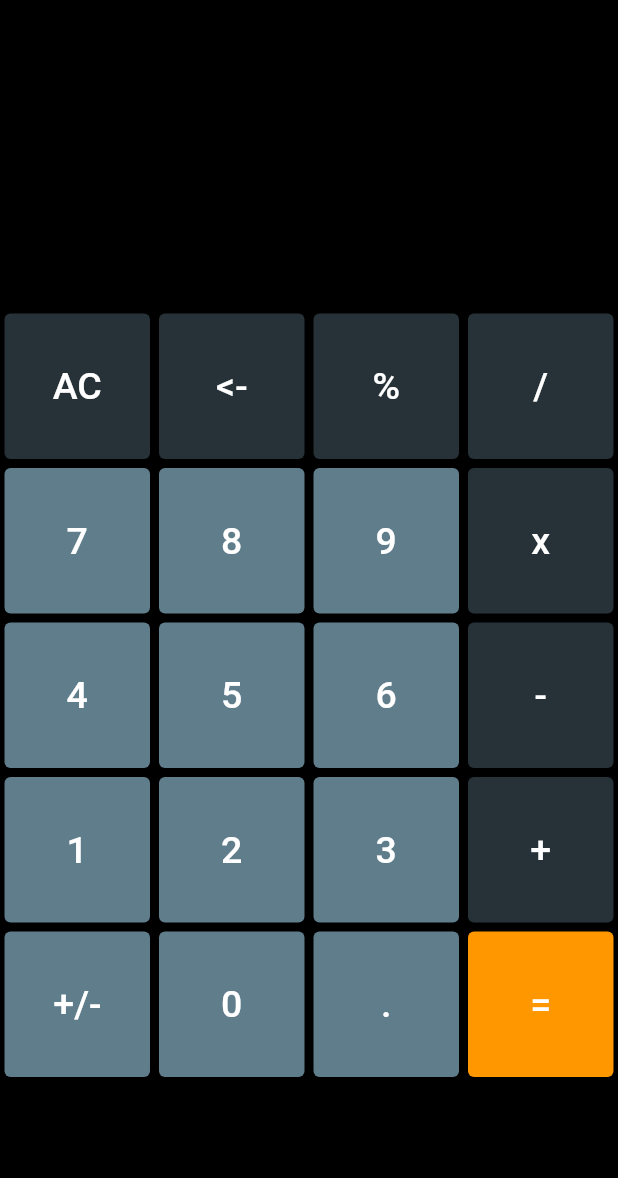
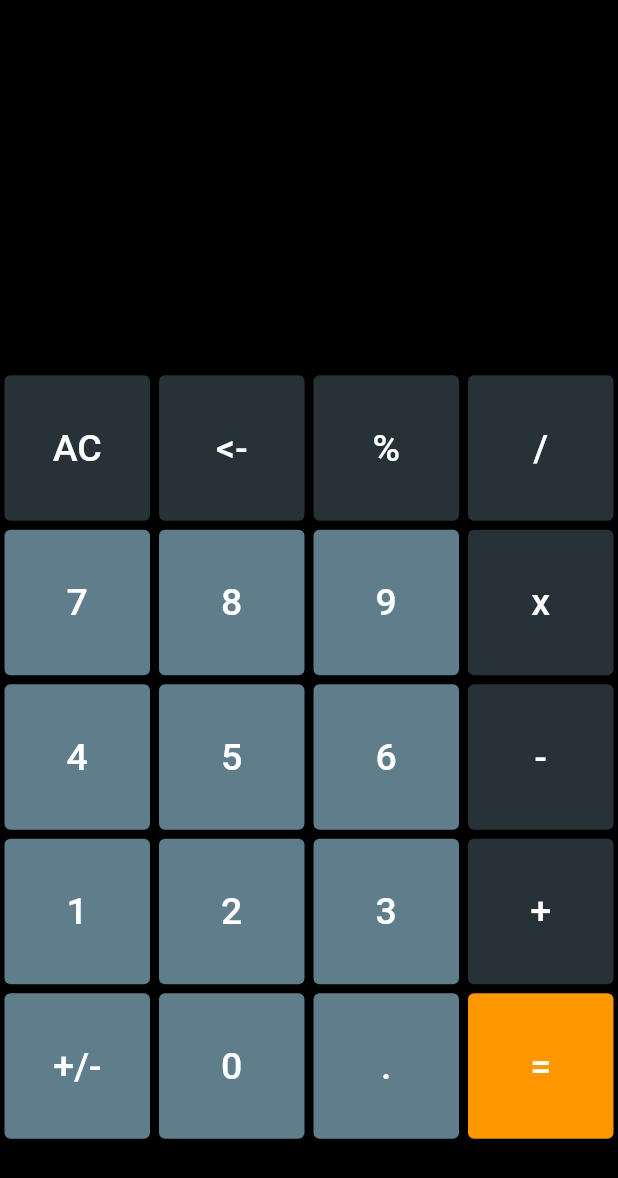
Before and after one commit to mittalayush1430/calculator, a Flutter app: the screen it shows after launch, on a phone screen of 412 x 824 dp. Shown: the top 1178 px of the screen. Run offline on Flutter 3.47's test engine with Material 2 defaults, Android fonts, the phone set to English and light mode, and no system bars; our stand-ins replace math_expressions.

Commit message:
changes in UI

```diff
--- a/lib/calculator_screen.dart
+++ b/lib/calculator_screen.dart
@@ -59,6 +59,7 @@ class _CalculatorScreenState extends State<CalculatorScreen> {
       body: Column(
         children: [
           Expanded(
+            flex: 3,
             child: Container(
               alignment: Alignment.bottomRight,
               color: Colors.black,
@@ -73,7 +74,7 @@ class _CalculatorScreenState extends State<CalculatorScreen> {
             ),
           ),
           Expanded(
-            flex: 3,
+            flex: 7,
             child: GridView.builder(
               physics: const NeverScrollableScrollPhysics(),
               itemCount: buttonModelList.length,
--- a/pubspec.yaml
+++ b/pubspec.yaml
@@ -10,6 +10,7 @@ dependencies:
   cupertino_icons: ^1.0.2
   flutter:
     sdk: flutter
+  flutter_launcher_icons: ^0.9.1
   math_expressions: ^2.1.1
 
 dev_dependencies:
@@ -19,3 +20,5 @@ dev_dependencies:
 
 flutter:
   uses-material-design: true
+  assets:
+    - assets
```
Also changed, not shown: assets/icon.png (added), pubspec.lock, 1 other file.
